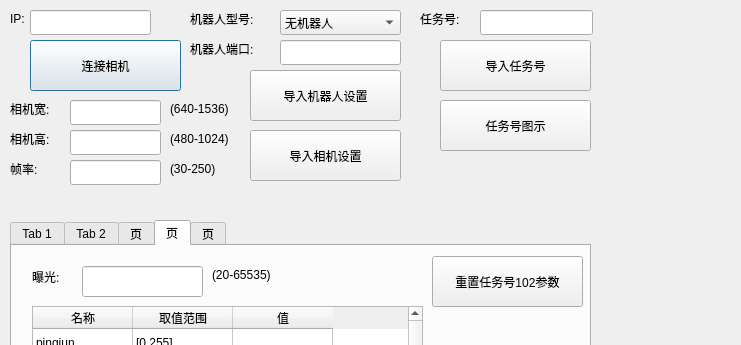
Qt form qtmysunnydlg.ui (qubo188612/qtmysunny) before a commit; both pictures show x 0 to 741 and y 0 to 345 of the 1128 by 758 pixel window.
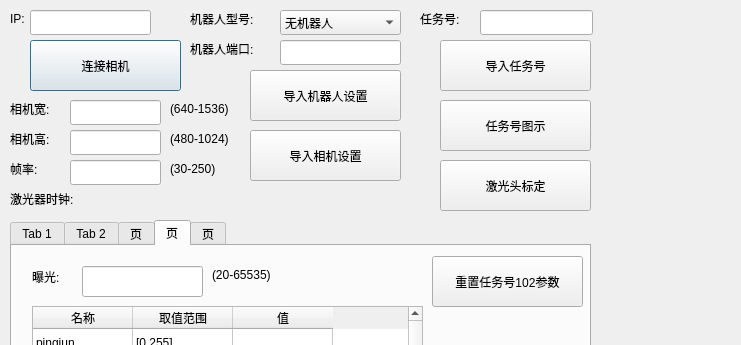
The same form after that commit. Custom widgets are drawn as their Qt base class.

Diff of the .ui file:
```diff
--- a/qtmysunnydlg.ui
+++ b/qtmysunnydlg.ui
@@ -2937,6 +2937,45 @@
     <string>(30-250)</string>
    </property>
   </widget>
+  <widget class="QPushButton" name="cambuildBtn">
+   <property name="geometry">
+    <rect>
+     <x>440</x>
+     <y>160</y>
+     <width>151</width>
+     <height>51</height>
+    </rect>
+   </property>
+   <property name="text">
+    <string>激光头标定</string>
+   </property>
+  </widget>
+  <widget class="QLabel" name="label_41">
+   <property name="geometry">
+    <rect>
+     <x>10</x>
+     <y>190</y>
+     <width>81</width>
+     <height>17</height>
+    </rect>
+   </property>
+   <property name="text">
+    <string>激光器时钟:</string>
+   </property>
+  </widget>
+  <widget class="QLabel" name="label_42">
+   <property name="geometry">
+    <rect>
+     <x>100</x>
+     <y>190</y>
+     <width>151</width>
+     <height>20</height>
+    </rect>
+   </property>
+   <property name="text">
+    <string/>
+   </property>
+  </widget>
  </widget>
  <customwidgets>
   <customwidget>
```
